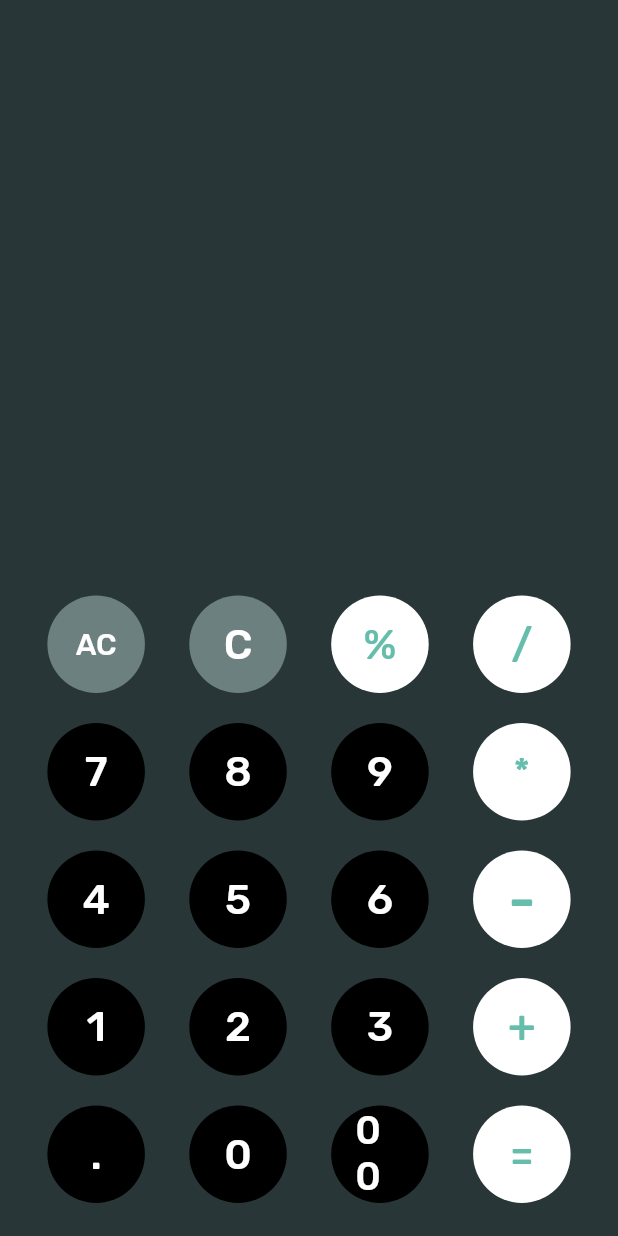
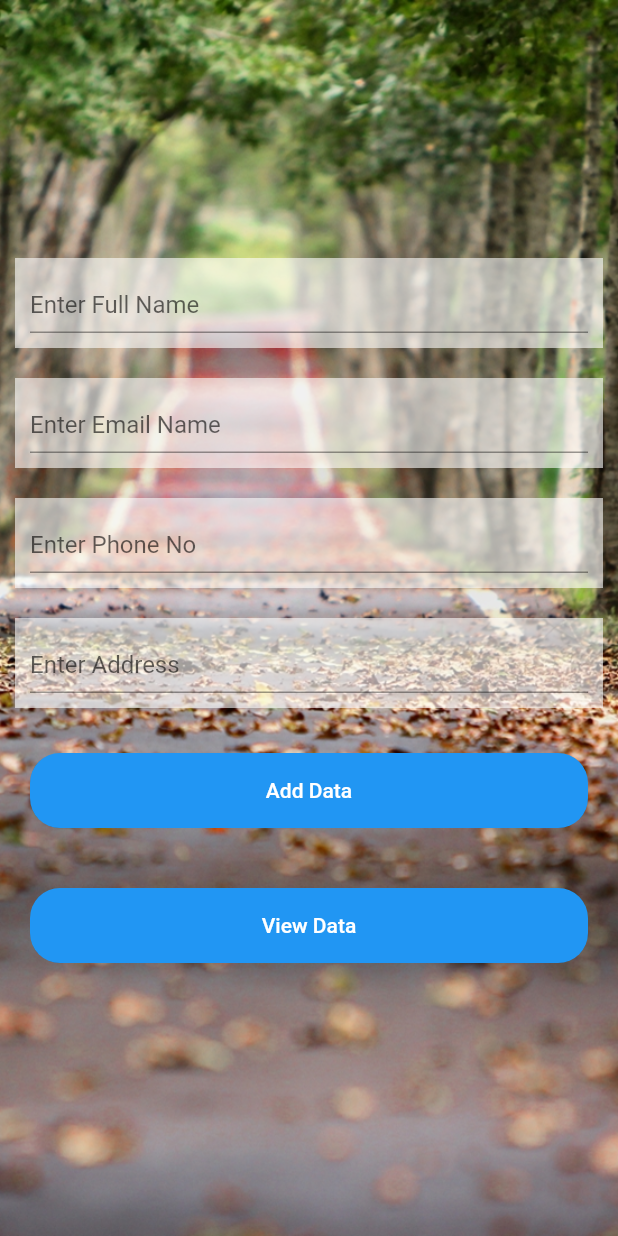
Before and after one commit to chetankoli1/FlutterProject, a Flutter app: the screen it shows after launch, on a phone screen of 412 x 824 dp. Run offline on Flutter 3.47's test engine with Material 2 defaults, Android fonts, the phone set to English and light mode, and no system bars; our stand-ins replace google_fonts, math_expressions, numberpicker, sqflite; accounts and stored records are empty.

Commit message:
sqlite curd

```diff
--- a/lib/Assigment4/actionbar.dart
+++ b/lib/Assigment4/actionbar.dart
@@ -1,3 +1,5 @@
+// ignore_for_file: avoid_print
+
 import 'package:flutter/material.dart';
 
 class ActionbarAndLeading extends StatelessWidget {
--- /dev/null
+++ b/lib/Assigment6/SqlLiteDB/form.dart
@@ -0,0 +1,197 @@
+// ignore_for_file: avoid_print
+import 'package:chetan_koli/Assigment6/SqlLiteDB/dbprovider.dart';
+import 'package:chetan_koli/Assigment6/SqlLiteDB/formodel.dart';
+import 'package:flutter/material.dart';
+
+class FormValidation extends StatefulWidget {
+  const FormValidation({Key? key}) : super(key: key);
+
+  @override
+  _FormValidationState createState() => _FormValidationState();
+}
+
+class _FormValidationState extends State<FormValidation> {
+  GlobalKey<FormState> formStateKey = GlobalKey<FormState>();
+
+  TextEditingController nameController = TextEditingController();
+  TextEditingController emailController = TextEditingController();
+  TextEditingController phoneController = TextEditingController();
+  TextEditingController addressController = TextEditingController();
+
+  List<FormModel> datas = [];
+  bool fetching = true;
+  int currentIndex = 0;
+
+  late DbProvider db;
+
+  @override
+  void initState() {
+    super.initState();
+
+    db = DbProvider();
+    getData2();
+  }
+
+  void getData2() async {
+    datas = await db.getData();
+    setState(() {
+      fetching = false;
+    });
+  }
+
+  void validates() async {
+    late var form = formStateKey.currentState;
+    if (form!.validate()) {
+      FormModel model = FormModel(
+        id: null,
+        name: nameController.text,
+        email: emailController.text,
+        phone: phoneController.text,
+        address: addressController.text,
+      );
+      db.insertData(model);
+      model.id = datas[datas.length - 1].id! + 1;
+      setState(() {
+        datas.add(model);
+      });
+      nameController.clear();
+      emailController.clear();
+      phoneController.clear();
+      addressController.clear();
+      form.reset();
+    } else {
+      print("Not Validate");
+    }
+  }
+
+  @override
+  Widget build(BuildContext context) {
+    return Scaffold(
+      body: Container(
+        decoration: const BoxDecoration(
+          image: DecorationImage(
+            image: AssetImage("assets/images/back.png"),
+            fit: BoxFit.cover,
+            scale: 1.0,
+          ),
+        ),
+        child: Form(
+          key: formStateKey,
+          child: Column(
+            mainAxisAlignment: MainAxisAlignment.center,
+            children: [
+              Container(
+                color: const Color(0xFFFFFFFF).withOpacity(0.6),
+                margin: const EdgeInsets.all(10.0),
+                padding: const EdgeInsets.all(10.0),
+                height: 60.0,
+                width: MediaQuery.of(context).size.width,
+                child: TextFormField(
+                  decoration: const InputDecoration(
+                    hintText: "Enter Full Name",
+                  ),
+                  validator: (value) {
+                    if (value!.isEmpty) {
+                      return "This Field required";
+                    } else {
+                      return null;
+                    }
+                  },
+                  controller: nameController,
+                ),
+              ),
+              Container(
+                color: const Color(0xFFFFFFFF).withOpacity(0.6),
+                margin: const EdgeInsets.all(10.0),
+                padding: const EdgeInsets.all(10.0),
+                height: 60.0,
+                width: MediaQuery.of(context).size.width,
+                child: TextFormField(
+                  decoration: const InputDecoration(
+                    hintText: "Enter Email Name",
+                  ),
+                  validator: (value) {
+                    if (value!.isEmpty) {
+                      return "This Field required";
+                    } else {
+                      return null;
+                    }
+                  },
+                  controller: emailController,
+                ),
+              ),
+              Container(
+                color: const Color(0xFFFFFFFF).withOpacity(0.6),
+                margin: const EdgeInsets.all(10.0),
+                padding: const EdgeInsets.all(10.0),
+                height: 60.0,
+                width: MediaQuery.of(context).size.width,
+                child: TextFormField(
+                  decoration: const InputDecoration(
+                    hintText: "Enter Phone No",
+                  ),
+                  validator: (value) {
+                    if (value!.isEmpty) {
+                      return "This Field required";
+                    } else {
+                      return null;
+                    }
+                  },
+                  controller: phoneController,
+                ),
+              ),
+              Container(
+                color: const Color(0xFFFFFFFF).withOpacity(0.6),
+                margin: const EdgeInsets.all(10.0),
+                padding: const EdgeInsets.all(10.0),
+                height: 60.0,
+                width: MediaQuery.of(context).size.width,
+                child: TextFormField(
+                  decoration: const InputDecoration(
+                    hintText: "Enter Address",
+                  ),
+                  validator: (value) {
+                    if (value!.isEmpty) {
+                      return "This Field required";
+                    } else {
+                      return null;
+                    }
+                  },
+                  controller: addressController,
+                ),
+              ),
+              Container(
+                margin: const EdgeInsets.all(10.0),
+                padding: const EdgeInsets.all(10.0),
+                height: 70.0,
+                width: MediaQuery.of(context).size.width,
+                child: ClipRRect(
+                  borderRadius: BorderRadius.circular(20.0),
+                  child: ElevatedButton(
+                    style: ElevatedButton.styleFrom(),
+                    onPressed: () => validates(),
+                    child: const Text("Add Data"),
+                  ),
+                ),
+              ),
+              Container(
+                margin: const EdgeInsets.all(10.0),
+                padding: const EdgeInsets.all(10.0),
+                height: 70.0,
+                width: MediaQuery.of(context).size.width,
+                child: ClipRRect(
+                  borderRadius: BorderRadius.circular(20.0),
+                  child: ElevatedButton(
+                    style: ElevatedButton.styleFrom(),
+                    onPressed: () => Navigator.pushNamed(context, "/viewUsers"),
+                    child: const Text("View Data"),
+                  ),
+                ),
+              )
+            ],
+          ),
+        ),
+      ),
+    );
+  }
+}
--- /dev/null
+++ b/lib/Assigment6/SqlLiteDB/formodel.dart
@@ -0,0 +1,23 @@
+class FormModel {
+  late int? id;
+  late String name;
+  late String email;
+  late String phone;
+  late String address;
+  FormModel({required this.id, required this.name, required this.email, required this.phone, required this.address,});
+
+  factory FormModel.fromMap(Map<String,dynamic> mapObj) => FormModel(
+    id: mapObj['id'],
+  name: mapObj["name"],
+   email: mapObj["email"],
+   address: mapObj["address"],
+   phone: mapObj["phone"]);
+
+   Map<String,dynamic> toMap() => {
+     "id" : id,
+     "name" : name,
+     "email" : email,
+     "phone" : phone,
+     "address" : address
+   };
+}
--- a/lib/main.dart
+++ b/lib/main.dart
@@ -5,11 +5,15 @@
 import 'package:chetan_koli/Assigment4/obackbtn.dart';
 import 'package:chetan_koli/Assigment5/drawer.dart';
 import 'package:chetan_koli/Assigment5/drawer/dropdown.dart';
+import 'package:chetan_koli/Assigment6/SqlLiteDB/form.dart';
+import 'package:chetan_koli/Assigment6/SqlLiteDB/testlayout.dart';
+import 'package:chetan_koli/Assigment6/SqlLiteDB/viewusers.dart';
 import 'package:flutter/material.dart';
 
 import './Assigment3/RoutsAndNavigations/screen_one.dart';
 import './Assigment3/RoutsAndNavigations/screen_three.dart';
 import './Assigment3/RoutsAndNavigations/screen_two.dart';
+
 
 void main() {
   runApp(const MyApp());
@@ -27,11 +31,12 @@
       theme: ThemeData(
         primarySwatch: Colors.blue,
       ),
-      home: const CalcApp(),
+      home: const FormValidation(),
       routes: {
         '/one': (_) => const ScreenOne(),
         '/two': (_) => const ScreenTwo(),
         '/three': (_) => const ScreenThree(),
+        '/viewUsers' : (_) => const ViewAllUsers(),
         //'/dorpdown':(_) => const DropDownMenu()
       },
     );
```
Also changed, not shown: lib/Assigment6/SqlLiteDB/dbprovider.dart (added, +49 -0 lines), lib/Assigment6/SqlLiteDB/formlayout.dart (added, +94 -0 lines), lib/Assigment6/SqlLiteDB/testlayout.dart (added, +77 -0 lines), lib/Assigment6/SqlLiteDB/viewusers.dart (added, +132 -0 lines), pubspec.yaml (+4 -3 lines), assets/images/back.png (added), pubspec.lock.
